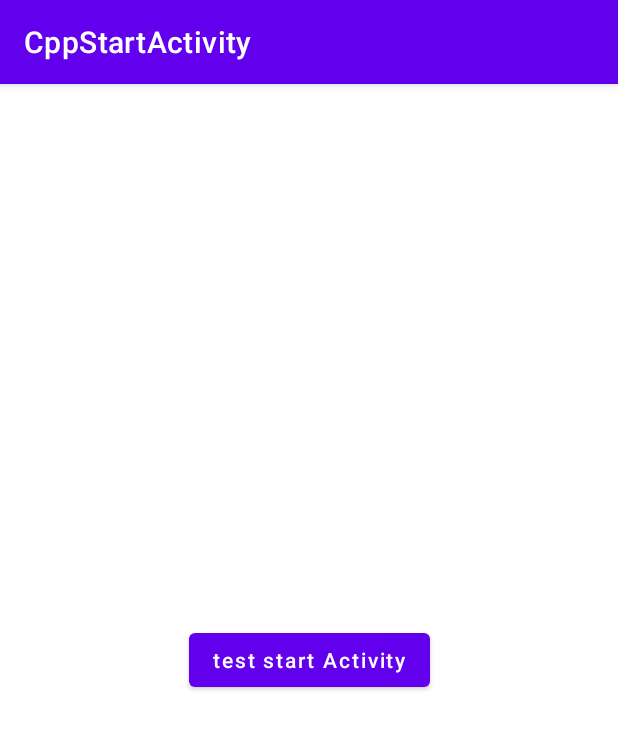
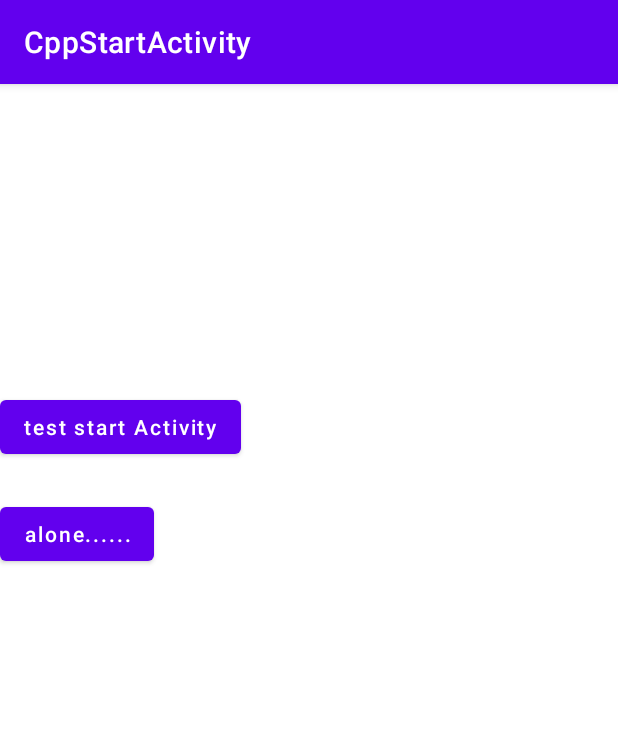
Before and after one commit to TopBigOne/CppStartActivity, an Android app: the screen it shows after launch (MainActivity), on a phone screen of 412 x 824 dp. Shown: the top 729 px of the screen. Run offline under Robolectric (Android 15) with nearby library versions, the phone set to English and light mode, and no system bars; 1 statement that could not run was skipped.

Commit message:
1： dynamic So

```diff
--- a/app/src/main/cpp/CMakeLists.txt
+++ b/app/src/main/cpp/CMakeLists.txt
@@ -6,7 +6,6 @@ project("startactivity")
 
 
 add_library(${CMAKE_PROJECT_NAME} SHARED
-
         native-lib.cpp
         utils/LogUtils.h
         )
--- a/app/src/main/java/com/jar/cpp/startactivity/MainActivity.java
+++ b/app/src/main/java/com/jar/cpp/startactivity/MainActivity.java
@@ -35,8 +35,18 @@ public class MainActivity extends AppCompatActivity {
             }
         });
 
+        binding.btnAlone.setOnClickListener(new View.OnClickListener() {
+            @Override
+            public void onClick(View view) {
+                testOne("人生之无奈");
+            }
+        });
+
+
+
     }
 
 
     public native void enterTarget();
+    public native void testOne(String temp);
 }
--- a/app/src/main/res/layout/activity_main.xml
+++ b/app/src/main/res/layout/activity_main.xml
@@ -6,15 +6,32 @@
     android:layout_height="match_parent"
     tools:context=".MainActivity">
 
+
     <Button
-        android:textAllCaps="false"
         android:id="@+id/btn_start"
         android:layout_width="wrap_content"
         android:layout_height="wrap_content"
         android:text="@string/test_start_activity"
+        android:textAllCaps="false"
         app:layout_constraintBottom_toBottomOf="parent"
         app:layout_constraintEnd_toEndOf="parent"
+        app:layout_constraintHorizontal_bias="0.0"
         app:layout_constraintStart_toStartOf="parent"
-        app:layout_constraintTop_toTopOf="parent" />
+        app:layout_constraintTop_toTopOf="parent"
+        app:layout_constraintVertical_bias="0.284" />
+
+    <Button
+        android:id="@+id/btn_alone"
+        android:layout_width="wrap_content"
+        android:layout_height="wrap_content"
+        android:text="@string/i_alone"
+        android:textAllCaps="false"
+        app:layout_constraintBottom_toBottomOf="parent"
+        app:layout_constraintEnd_toEndOf="parent"
+        app:layout_constraintHorizontal_bias="0.0"
+        app:layout_constraintStart_toStartOf="parent"
+        app:layout_constraintTop_toTopOf="parent"
+        app:layout_constraintVertical_bias="0.383" />
+
 
 </androidx.constraintlayout.widget.ConstraintLayout>
--- a/app/src/main/res/values/strings.xml
+++ b/app/src/main/res/values/strings.xml
@@ -2,4 +2,5 @@
     <string name="app_name">CppStartActivity</string>
     <string name="second_activity">Second Activity</string>
     <string name="test_start_activity">test start Activity</string>
+    <string name="i_alone">alone......</string>
 </resources>
```
Also changed, not shown: app/build.gradle (+16 -2 lines), 3 other files.
